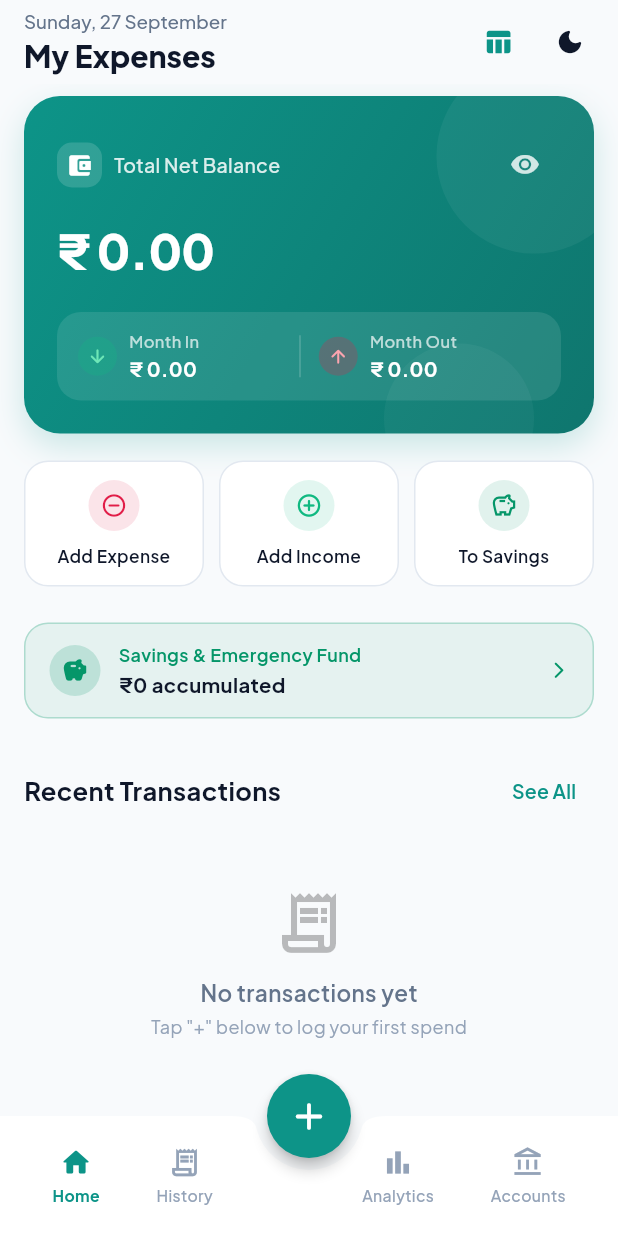
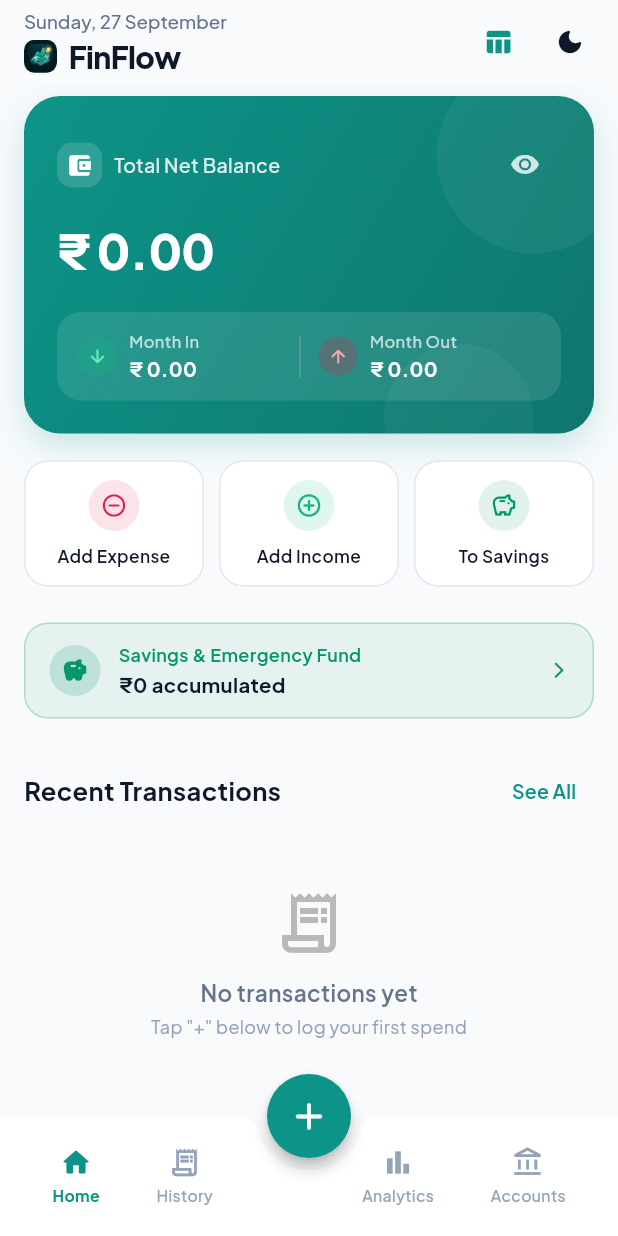
Before and after one commit to Akshay08k/Expense-tracker, a Flutter app: the screen it shows after launch, on a phone screen of 412 x 824 dp. Run offline on Flutter 3.47's test engine with Material 3 defaults, Android fonts, the phone set to English and light mode, and no system bars; our stand-ins replace file_picker, fl_chart, google_fonts, share_plus, shared_preferences; missing offline and left inert: excel.

Commit message:
Added App Name & Icon

```diff
--- a/lib/main.dart
+++ b/lib/main.dart
@@ -30,7 +30,7 @@ class ExpenseTrackerApp extends StatelessWidget {
     final tracker = context.watch<TrackerProvider>();
 
     return MaterialApp(
-      title: 'Expense Tracker',
+      title: 'FinFlow',
       debugShowCheckedModeBanner: false,
       theme: AppTheme.lightTheme(),
       darkTheme: AppTheme.darkTheme(),
--- a/lib/screens/home_screen.dart
+++ b/lib/screens/home_screen.dart
@@ -40,10 +40,25 @@ class HomeScreen extends StatelessWidget {
                 color: isDark ? AppColors.darkTextSecondary : AppColors.lightTextSecondary,
               ),
             ),
-            const SizedBox(height: 2),
-            const Text(
-              'My Expenses',
-              style: TextStyle(fontSize: 20, fontWeight: FontWeight.w800),
+            const SizedBox(height: 3),
+            Row(
+              mainAxisSize: MainAxisSize.min,
+              children: [
+                ClipRRect(
+                  borderRadius: BorderRadius.circular(7),
+                  child: Image.asset(
+                    'assets/icon/app_icon.png',
+                    width: 22,
+                    height: 22,
+                    fit: BoxFit.cover,
+                  ),
+                ),
+                const SizedBox(width: 8),
+                const Text(
+                  'FinFlow',
+                  style: TextStyle(fontSize: 20, fontWeight: FontWeight.w800, letterSpacing: -0.3),
+                ),
+              ],
             ),
           ],
         ),
--- a/pubspec.yaml
+++ b/pubspec.yaml
@@ -68,10 +68,8 @@ flutter:
   # the material Icons class.
   uses-material-design: true
 
-  # To add assets to your application, add an assets section, like this:
-  # assets:
-  #   - images/a_dot_burr.jpeg
-  #   - images/a_dot_ham.jpeg
+  assets:
+    - assets/icon/
 
   # An image asset can refer to one or more resolution-specific "variants", see
   # https://flutter.dev/to/resolution-aware-images
```
Also changed, not shown: assets/icon/app_icon.png (added), 30 other files.
